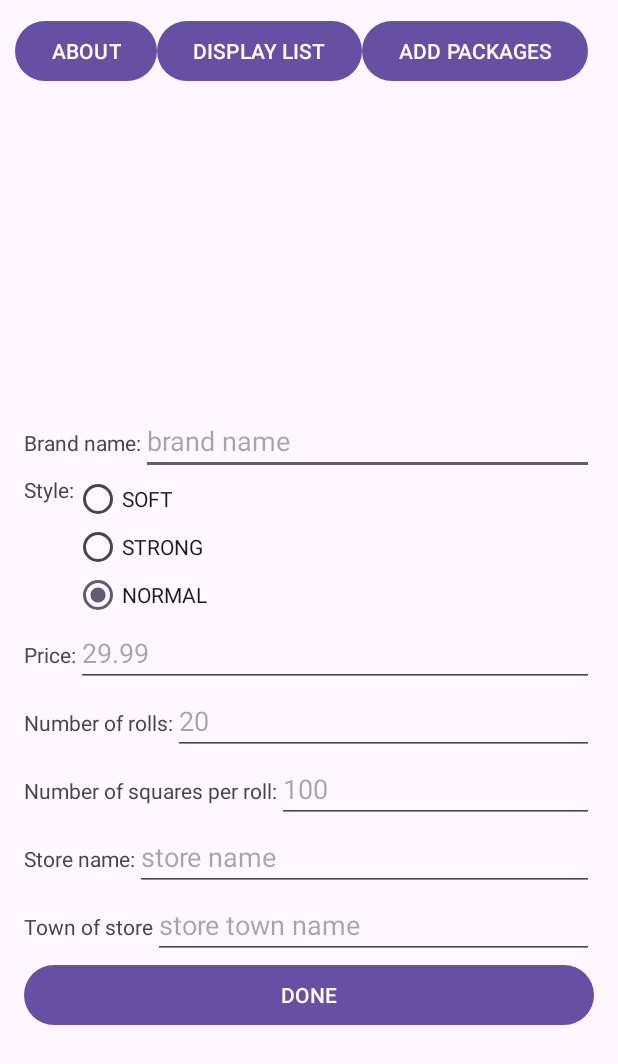
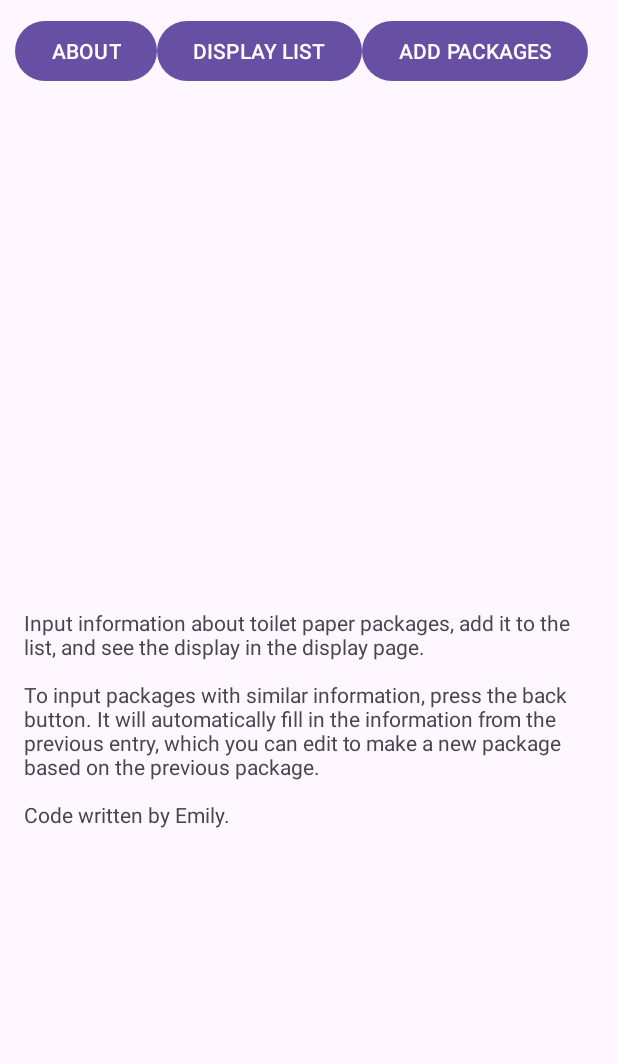
Before and after one commit to emilygranville/toiletpaperprices, an Android app: the screen it shows after launch (MainActivity), after a tap on "ABOUT", on a phone screen of 412 x 824 dp. Shown: the top 1064 px of the screen. Run offline under Robolectric (Android 15) with nearby library versions, the phone set to English and light mode, and no system bars.

Commit message:
Add about page

```diff
--- a/app/src/main/java/com/tolietpaperprices/Controller/MainActivity.java
+++ b/app/src/main/java/com/tolietpaperprices/Controller/MainActivity.java
@@ -10,8 +10,10 @@ import android.util.Log;
 
 import com.tolietpaperprices.Model.PackageOrganizer;
 import com.tolietpaperprices.Model.TPPackage;
+import com.tolietpaperprices.View.AboutPageView;
 import com.tolietpaperprices.View.AddTPView;
 import com.tolietpaperprices.View.DisplayTPView;
+import com.tolietpaperprices.View.IAboutPageView;
 import com.tolietpaperprices.View.IAddTPView;
 import com.tolietpaperprices.View.IDisplayTPView;
 import com.tolietpaperprices.View.IMainView;
@@ -25,7 +27,7 @@ import java.io.Serializable;
  *
  * @author Emily
  */
-public class MainActivity extends AppCompatActivity implements IMainView.Listener, IAddTPView.Listener, IDisplayTPView.Listener {
+public class MainActivity extends AppCompatActivity implements IMainView.Listener, IAddTPView.Listener, IDisplayTPView.Listener, IAboutPageView.Listener {
     public static final String IN_PROGRESS = "in progress";
     public static final String LIST_OF_PACKAGES_KEY = "list of packages key";
     public static final String PACKAGE_ORGANIZER_KEY = "package organizer key";
@@ -97,6 +99,8 @@ public class MainActivity extends AppCompatActivity implements IMainView.Listene
     @Override
     public void onAboutMenuButton() {
         Log.i(TPP, "about menu pressed");
+        Fragment aboutPage = new AboutPageView(this);
+        this.mainView.displayFragment(aboutPage, true, "about");
     }
 
     /**
--- /dev/null
+++ b/app/src/main/java/com/tolietpaperprices/View/AboutPageView.java
@@ -0,0 +1,71 @@
+package com.tolietpaperprices.View;
+
+import android.os.Bundle;
+import android.view.LayoutInflater;
+import android.view.View;
+import android.view.ViewGroup;
+
+import androidx.annotation.NonNull;
+import androidx.annotation.Nullable;
+import androidx.fragment.app.Fragment;
+
+import com.tolietpaperprices.Controller.MainActivity;
+import com.tolietpaperprices.Model.TPPackage;
+import com.tolietpaperprices.databinding.FragmentAboutPageBinding;
+import com.tolietpaperprices.databinding.FragmentDisplayTpBinding;
+
+import java.io.Serializable;
+import java.util.List;
+
+/**
+ * A class for the view of about page
+ * Only needed for the other code to work
+ *
+ * @author Emily
+ */
+public class AboutPageView extends Fragment implements IAboutPageView {
+
+    FragmentAboutPageBinding binding;
+
+    public AboutPageView(Listener listener) {
+
+    }
+
+    /**
+     * Sets up the fragment
+     * @param inflater The LayoutInflater object that can be used to inflate
+     * any views in the fragment,
+     * @param container If non-null, this is the parent view that the fragment's
+     * UI should be attached to.  The fragment should not add the view itself,
+     * but this can be used to generate the LayoutParams of the view.
+     * @param savedInstanceState If non-null, this fragment is being re-constructed
+     * from a previous saved state as given here.
+     *
+     * @return
+     */
+    @Override
+    public View onCreateView(LayoutInflater inflater, ViewGroup container,
+                             Bundle savedInstanceState) {
+        this.binding = FragmentAboutPageBinding.inflate(inflater);
+        return this.binding.getRoot();
+    }
+
+    /**
+     * Saves information when resource constraints are destoryed
+     * @param outState Bundle in which to place your saved state.
+     */
+    @Override
+    public void onSaveInstanceState(@NonNull Bundle outState) {
+        super.onSaveInstanceState(outState);
+    }
+
+    /**
+     * Restores instance when it was destroyed
+     * @param savedInstanceState If the fragment is being re-created from
+     * a previous saved state, this is the state.
+     */
+    @Override
+    public void onViewStateRestored(@Nullable Bundle savedInstanceState) {
+        super.onViewStateRestored(savedInstanceState);
+    }
+}
--- /dev/null
+++ b/app/src/main/java/com/tolietpaperprices/View/IAboutPageView.java
@@ -0,0 +1,14 @@
+package com.tolietpaperprices.View;
+
+/**
+ * Interface for about page view
+ */
+public interface IAboutPageView {
+
+    /**
+     * Add a listener for potential future use
+     */
+    interface Listener {
+
+    }
+}
--- /dev/null
+++ b/app/src/main/res/layout/fragment_about_page.xml
@@ -0,0 +1,22 @@
+<?xml version="1.0" encoding="utf-8"?>
+<androidx.constraintlayout.widget.ConstraintLayout xmlns:android="http://schemas.android.com/apk/res/android"
+    xmlns:app="http://schemas.android.com/apk/res-auto"
+    xmlns:tools="http://schemas.android.com/tools"
+    android:id="@+id/frameLayout"
+    android:layout_width="match_parent"
+    android:layout_height="match_parent"
+    tools:context=".View.AboutPageView">
+
+    <TextView
+        android:id="@+id/about_page_text_id"
+        android:layout_width="match_parent"
+        android:layout_height="wrap_content"
+        android:layout_marginStart="16dp"
+        android:layout_marginEnd="16dp"
+        android:text="@string/about_page_text_text"
+        app:layout_constraintBottom_toBottomOf="parent"
+        app:layout_constraintEnd_toEndOf="parent"
+        app:layout_constraintStart_toStartOf="parent"
+        app:layout_constraintTop_toTopOf="parent" />
+
+</androidx.constraintlayout.widget.ConstraintLayout>
--- a/app/src/main/res/values/strings.xml
+++ b/app/src/main/res/values/strings.xml
@@ -29,4 +29,9 @@
     <string name="edit_button_label">Edit</string>
     <string name="delete_button_label">Delete</string>
     <string name="no_packages_label">No packages of toilet paper to compare</string>
+
+    <!-- About fragment strings -->
+    <string name="about_page_text_text">Input information about toilet paper packages, add it to the list, and see the display in the display page.
+        \n\nTo input packages with similar information, press the back button. It will automatically fill in the information from the previous entry, which you can edit to make a new package based on the previous package.
+        \n\nCode written by Emily.</string>
 </resources>
```
